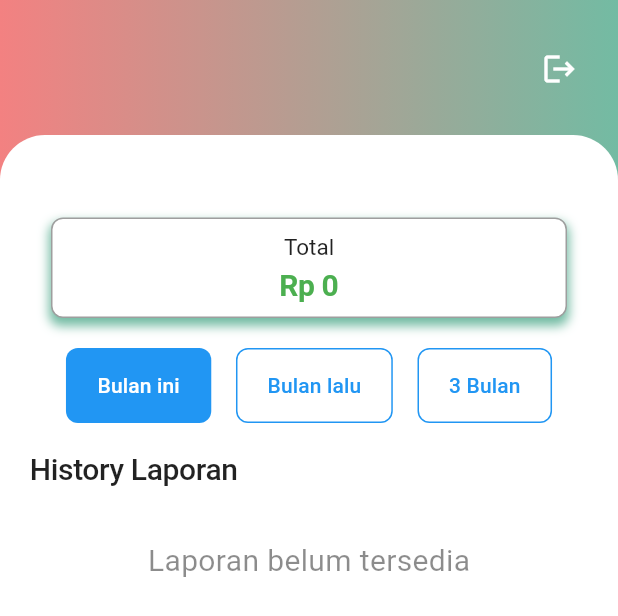
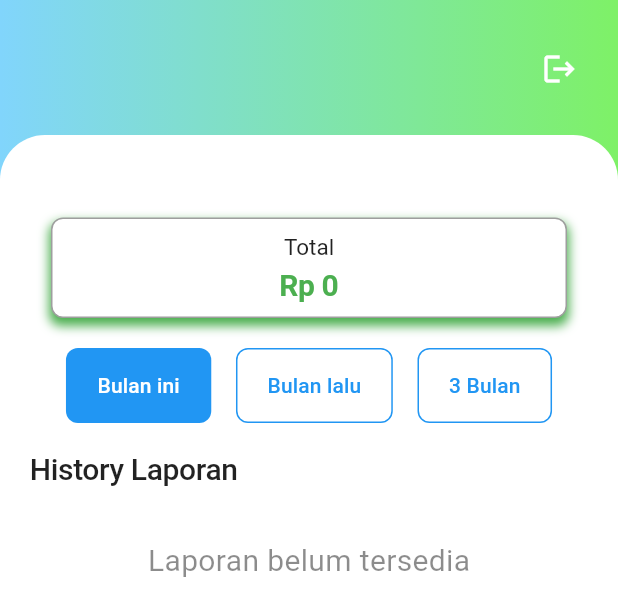
Before and after one commit to msaririzki/uangku, a Flutter app: the Report widget shown alone on an empty page, opened directly, on a phone screen of 412 x 824 dp. Shown: the top 616 px of the screen. Run offline on Flutter 3.47's test engine with Material 3 defaults, Android fonts, the phone set to English and light mode, and no system bars; our stand-ins replace bloc, cloud_firestore, connectivity_plus, currency_text_input_formatter, firebase_auth, firebase_core and 6 more; accounts and stored records are empty.

Commit message:
fix bug, update tampilan

```diff
--- a/lib/listData/list_category.dart
+++ b/lib/listData/list_category.dart
@@ -1,5 +1,6 @@
 import 'package:flutter/material.dart';
 import 'package:mob3_uas_klp_02/widget/dialog.dart';
+
 
 
 class ListCategory extends StatelessWidget {
--- a/lib/listData/list_data.dart
+++ b/lib/listData/list_data.dart
@@ -4,6 +4,7 @@ import 'package:flutter_slidable/flutter_slidable.dart';
 import 'package:mob3_uas_klp_02/bloc/laporan/laporan_bloc.dart';
 import 'package:mob3_uas_klp_02/global_variable.dart';
 import 'package:mob3_uas_klp_02/widget/dialog.dart';
+
 
 
 
--- a/lib/main.dart
+++ b/lib/main.dart
@@ -48,8 +48,8 @@ class MyApp extends StatelessWidget {
   ThemeData settingTheme() {
     return ThemeData(
       useMaterial3: true,
-      primaryColor: const Color(0xFFF38181),
-      secondaryHeaderColor: const Color(0xFF73BBA3),
+      primaryColor: const Color.fromARGB(255, 129, 213, 252),
+      secondaryHeaderColor: const Color.fromARGB(255, 126, 241, 103),
       highlightColor: Colors.blue, // button color
       fontFamily: 'Roboto',
       elevatedButtonTheme: ElevatedButtonThemeData(
--- a/lib/pages/report.dart
+++ b/lib/pages/report.dart
@@ -1,60 +1,73 @@
+// Import library dan modul yang dibutuhkan
 import 'package:flutter/material.dart';
 import 'package:flutter_bloc/flutter_bloc.dart';
-import 'package:intl/intl.dart';
-import 'package:mob3_uas_klp_02/bloc/laporan/laporan_bloc.dart';
-import 'package:mob3_uas_klp_02/global_variable.dart';
-import 'package:mob3_uas_klp_02/listData/list_data.dart';
-import 'package:mob3_uas_klp_02/widget/button_select.dart';
-import 'package:mob3_uas_klp_02/widget/pie_chart.dart';
-import 'package:mob3_uas_klp_02/widget/templete.dart';
-import 'package:skeletonizer/skeletonizer.dart';
+import 'package:intl/intl.dart'; // Untuk format tanggal
+import 'package:mob3_uas_klp_02/bloc/laporan/laporan_bloc.dart'; // Bloc untuk state management
+import 'package:mob3_uas_klp_02/global_variable.dart'; // Variabel global untuk fungsi konversi
+import 'package:mob3_uas_klp_02/listData/list_data.dart'; // Komponen tampilan data list
+import 'package:mob3_uas_klp_02/widget/button_select.dart'; // Widget untuk tombol pilihan
+import 'package:mob3_uas_klp_02/widget/pie_chart.dart'; // Widget pie chart
+import 'package:mob3_uas_klp_02/widget/templete.dart'; // Template layout umum
+import 'package:skeletonizer/skeletonizer.dart'; // Skeleton loader untuk efek loading
 
+// Widget utama untuk menampilkan laporan
 class Report extends StatelessWidget {
   Report({super.key});
 
+  // Mendapatkan tanggal saat ini
   final DateTime now = DateTime.now();
+
+  // Inisialisasi tiga instance LaporanBloc
   final LaporanBloc bloc1 = LaporanBloc();
   final LaporanBloc bloc2 = LaporanBloc();
   final LaporanBloc bloc3 = LaporanBloc();
 
   @override
   Widget build(BuildContext context) {
+    // Menjalankan event ketika widget selesai di-render
     WidgetsBinding.instance.addPostFrameCallback((_) {
-      bloc1.add(PieChartEvent(endDate: now));
-      bloc2.add(GetWhereDateLaporanEvent(
+      bloc1.add(PieChartEvent(endDate: now)); // Event untuk PieChart
+      bloc2.add(GetWhereDateLaporanEvent( // Event untuk laporan per bulan
           startDate: DateTime(now.year, now.month, 1),
           endDate: DateTime(now.year, now.month + 1, 0)));
-      bloc3.add(SumMonthNominalEvent(
+      bloc3.add(SumMonthNominalEvent( // Event untuk menghitung total nominal
           startDate: DateTime(now.year, now.month, 1),
           endDate: DateTime(now.year, now.month + 1, 0)));
     });
 
+    // List skeleton loader untuk animasi loading
     final List<Widget> skeletonLoaders = List.generate(
       6,
       (index) => const Skeletonizer(
         enabled: true,
         child: ListData(
-          kategori: 'hallo word',
-          keterangan: 'asdsdgjsadkgjsdlkgjaskejf',
-          nominal: 0,
-          tipe: '',
+          kategori: 'hallo word', // Placeholder kategori
+          keterangan: 'asdsdgjsadkgjsdlkgjaskejf', // Placeholder keterangan
+          nominal: 0, // Placeholder nominal
+          tipe: '', // Placeholder tipe
         ),
       ),
     );
 
     return Templete(
+      // Layout menggunakan templete
       content: Column(
         crossAxisAlignment: CrossAxisAlignment.start,
         children: [
+          // Menampilkan PieChart
           MyPieChart(bloc: bloc1),
-          const SizedBox(height: 20),
+          const SizedBox(height: 20), // Spasi antar komponen
+
+          // Builder untuk menampilkan total nominal
           BlocBuilder<LaporanBloc, LaporanState>(
             bloc: bloc3,
             builder: (context, state) {
               if (state is LaporanError) {
+                // Menampilkan pesan error jika ada
                 ScaffoldMessenger.of(context)
                     .showSnackBar(SnackBar(content: Text(state.message)));
               } else if (state is LaporanSumCalculationState) {
+                // Menampilkan total nominal dalam widget Container
                 return Container(
                   width: double.infinity,
                   margin: const EdgeInsets.symmetric(horizontal: 14.0),
@@ -65,8 +78,8 @@ class Report extends StatelessWidget {
                     boxShadow: [
                       BoxShadow(
                         color: state.selisih < 0
-                            ? Theme.of(context).primaryColor
-                            : Theme.of(context).secondaryHeaderColor,
+                            ? Colors.red
+                            : Colors.green, // Warna bayangan tergantung nilai
                         offset: const Offset(0, 4),
                         blurRadius: 5.0,
                         spreadRadius: 1.0,
@@ -75,16 +88,18 @@ class Report extends StatelessWidget {
                   ),
                   child: Padding(
                     padding: const EdgeInsets.all(0),
-                    child: Column(children: [
+                    child: Column(
+                      children: [
                         Padding(
                           padding: const EdgeInsets.symmetric(vertical: 10.0),
                           child: Column(
                             children: [
-                            Text('Total',
+                              Text('Total', // Teks "Total"
                                   style: Theme.of(context)
                                       .primaryTextTheme
                                       .displaySmall!),
                               const SizedBox(height: 5),
+                              // Menampilkan nominal dalam format Rupiah
                               Text(GlobalVariable.convertToRupiah(state.selisih),
                                   style: Theme.of(context)
                                       .primaryTextTheme
@@ -97,22 +112,26 @@ class Report extends StatelessWidget {
                             ],
                           ),
                         )
-                    ]),
+                      ],
+                    ),
                   ),
                 );
               }
-
-              return const Center();
+              return const Center(); // Jika state tidak sesuai
             },
           ),
-          const SizedBox(height: 20),
+          const SizedBox(height: 20), // Spasi antar komponen
+
+          // Tombol pilihan untuk filter laporan
           ButtonSelect(
-            options: const ['Bulan ini', 'Bulan lalu', '3 Bulan'],
+            options: const ['Bulan ini', 'Bulan lalu', '3 Bulan'], // Opsi filter
             bloc1: bloc1,
             bloc2: bloc2,
             bloc3: bloc3,
           ),
           const SizedBox(height: 20),
+
+          // Judul "History Laporan"
           Text(
             'History Laporan',
             style: Theme.of(context)
@@ -120,22 +139,28 @@ class Report extends StatelessWidget {
                 .displayLarge!
                 .copyWith(fontWeight: FontWeight.w500),
           ),
+
+          // Consumer untuk menampilkan daftar laporan
           BlocConsumer<LaporanBloc, LaporanState>(
             bloc: bloc2,
             listener: (context, state) {
               if (state is LaporanError) {
+                // Pesan error jika ada masalah
                 ScaffoldMessenger.of(context)
                     .showSnackBar(SnackBar(content: Text(state.message)));
               } else if (state is LaporanSuccess) {
+                // Pesan sukses jika ada
                 ScaffoldMessenger.of(context)
                     .showSnackBar(SnackBar(content: Text(state.message)));
               }
             },
             builder: (context, state) {
               if (state is LaporanLoading) {
+                // Menampilkan skeleton loader saat loading
                 return Column(children: skeletonLoaders);
               } else if (state is LaporanLoaded) {
                 if (state.dataLaporan.isEmpty) {
+                  // Menampilkan teks jika tidak ada laporan
                   return const Center(
                     child: SizedBox(
                       height: 100,
@@ -149,6 +174,7 @@ class Report extends StatelessWidget {
                     ),
                   );
                 }
+                // Menampilkan list laporan
                 return ListView.builder(
                   physics: const NeverScrollableScrollPhysics(),
                   shrinkWrap: true,
@@ -157,22 +183,23 @@ class Report extends StatelessWidget {
                   itemBuilder: (context, index) {
                     final data = state.dataLaporan[index];
                     return ListData(
-                      uid: data.uid,
-                      date: data.tanggal,
-                      kategori: data.categoryName,
-                      tanggal:
-                          DateFormat('d MMMM').format(data.tanggal).toString(),
-                      keterangan: data.keterangan!,
-                      nominal: data.nominal,
-                      tipe: data.categoryTipe!,
+                      uid: data.uid, // ID laporan
+                      date: data.tanggal, // Tanggal laporan
+                      kategori: data.categoryName, // Kategori laporan
+                      tanggal: DateFormat('d MMMM') // Format tanggal
+                          .format(data.tanggal)
+                          .toString(),
+                      keterangan: data.keterangan!, // Keterangan laporan
+                      nominal: data.nominal, // Nominal laporan
+                      tipe: data.categoryTipe!, // Tipe laporan
                       bloc1: bloc1,
                       bloc2: bloc2,
-                      pageLaporan: true,
+                      pageLaporan: true, // Penanda halaman laporan
                     );
                   },
                 );
               }
-              return Column(children: skeletonLoaders);
+              return Column(children: skeletonLoaders); // Jika tidak ada state
             },
           ),
         ],
--- a/lib/widget/dialog.dart
+++ b/lib/widget/dialog.dart
@@ -218,7 +218,6 @@ class DialogWidget {
                     if (formKey.currentState!.validate()) {
                       int nominalInt = int.parse(editNominalController.text
                           .replaceAll(RegExp(r'[^0-9]'), ''));
-
                       bloc1.add(UpdateDateLaporanEvent(
                           uid: uidEdit,
                           nominal: nominalInt,
```
Also changed, not shown: lib/pages/auth/register.dart (+3 -17 lines), lib/widget/bottom_bar.dart (+11 -11 lines), assets/logo.png, assets/logo_app.png, assets/screen/1.jpg (deleted), assets/screen/2.jpg (deleted), assets/screen/3.jpg (deleted), assets/screen/4.jpg (deleted), assets/screen/5.jpg (deleted), assets/screen/6.jpg (deleted), assets/screen/7.jpg (deleted), assets/screen/canva.jpg (deleted). Lines whose indentation alone changed are shown as unchanged.
